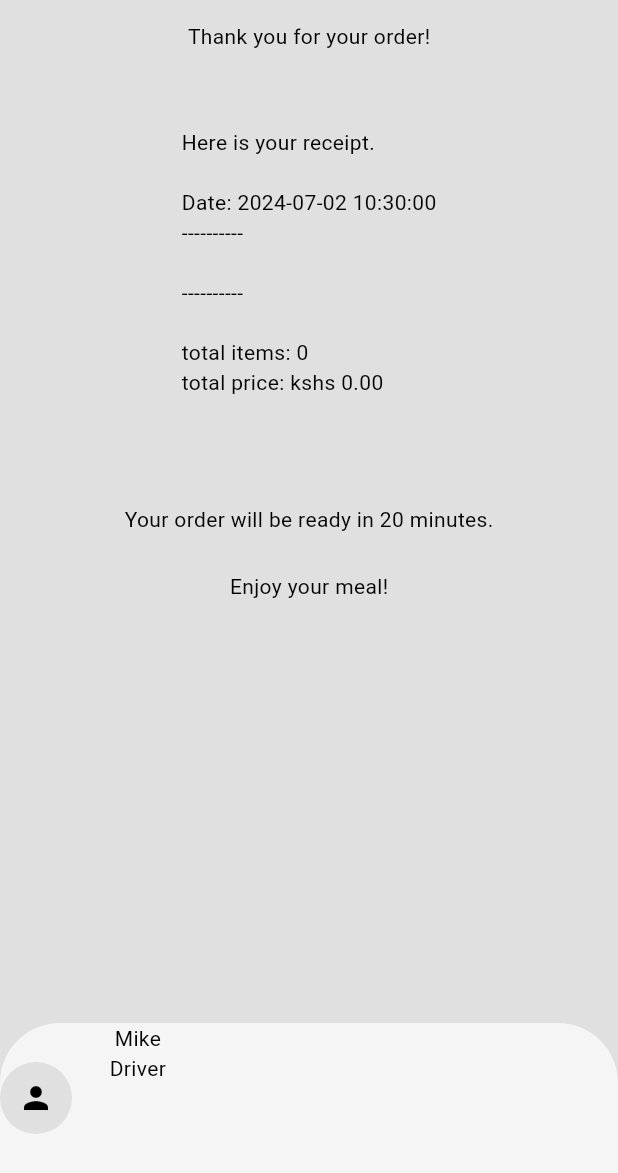
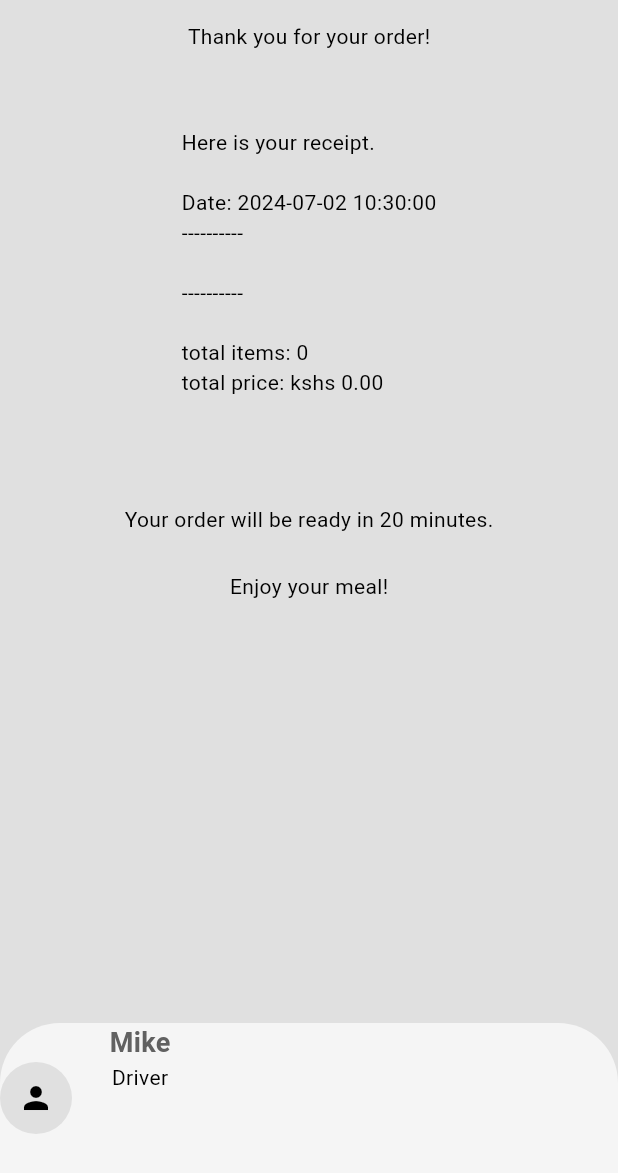
Before and after one commit to Odhi-ambo/food_delivery_app, a Flutter app: the DeliveryProgressPage screen opened directly, on a phone screen of 412 x 824 dp, the part 63-1236 px from its top. Run offline on Flutter 3.47's test engine with Material 3 defaults, Android fonts, the phone set to English and light mode, and no system bars; our stand-ins replace flutter_credit_card.

Commit message:
Initial commit

```diff
--- a/lib/pages/delivery_progress_page.dart
+++ b/lib/pages/delivery_progress_page.dart
@@ -45,8 +45,17 @@ class DeliveryProgressPage extends StatelessWidget {
           const SizedBox(
             width: 25,
           ),
-          const Column(
-            children: [Text('Mike'), Text('Driver')],
+          Column(
+            children: [
+              Text(
+                'Mike',
+                style: TextStyle(
+                    fontWeight: FontWeight.bold,
+                    fontSize: 18,
+                    color: Theme.of(context).colorScheme.inversePrimary),
+              ),
+              Text('Driver')
+            ],
           )
         ],
       ),
```
